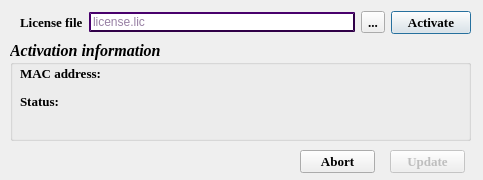
Above: alone_authorization.ui from JonahY/AE_GUI before the change. Below: the same form after it.
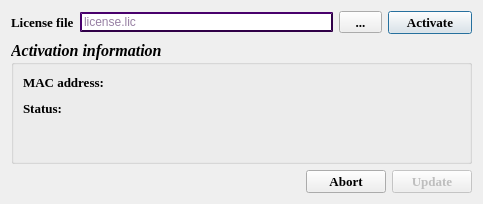
That is the form after the change. Icons and pictures are not drawn.

What changed in the file:
```diff
--- a/alone_authorization.ui
+++ b/alone_authorization.ui
@@ -7,9 +7,15 @@
     <x>0</x>
     <y>0</y>
     <width>483</width>
-    <height>180</height>
+    <height>204</height>
    </rect>
   </property>
+  <property name="minimumSize">
+   <size>
+    <width>483</width>
+    <height>204</height>
+   </size>
+  </property>
   <property name="windowTitle">
    <string>Check for license</string>
   </property>
@@ -22,15 +28,85 @@
 #mac {background-color: transparent;border:none;border-style:outset;color: rgb(48, 0, 72);font: 75 10pt &quot;Verdana&quot;;}
 #activate_status {background-color: transparent;border:none;border-style:outset;color: rgb(255, 0, 0);font: 75 10pt &quot;Verdana&quot;;}</string>
   </property>
+  <layout class="QGridLayout" name="gridLayout_2">
+   <item row="0" column="0">
+    <layout class="QVBoxLayout" name="verticalLayout" stretch="1,4,1">
+     <item>
+      <layout class="QHBoxLayout" name="horizontalLayout_2" stretch="1,6,1,2">
+       <item>
+        <widget class="QLabel" name="label">
+         <property name="sizePolicy">
+          <sizepolicy hsizetype="Expanding" vsizetype="Expanding">
+           <horstretch>0</horstretch>
+           <verstretch>0</verstretch>
+          </sizepolicy>
+         </property>
+         <property name="font">
+          <font>
+           <family>Times New Roman</family>
+           <pointsize>10</pointsize>
+           <weight>75</weight>
+           <bold>true</bold>
+          </font>
+         </property>
+         <property name="text">
+          <string>License file</string>
+         </property>
+        </widget>
+       </item>
+       <item>
+        <widget class="QLineEdit" name="license_file">
+         <property name="placeholderText">
+          <string>license.lic</string>
+         </property>
+        </widget>
+       </item>
+       <item>
+        <widget class="QToolButton" name="show_license">
+         <property name="sizePolicy">
+          <sizepolicy hsizetype="Expanding" vsizetype="Fixed">
+           <horstretch>0</horstretch>
+           <verstretch>0</verstretch>
+          </sizepolicy>
+         </property>
+         <property name="font">
+          <font>
+           <family>Times New Roman</family>
+           <pointsize>10</pointsize>
+           <weight>75</weight>
+           <bold>true</bold>
+          </font>
+         </property>
+         <property name="text">
+          <string>...</string>
+         </property>
+        </widget>
+       </item>
+       <item>
+        <widget class="QPushButton" name="activate">
+         <property name="sizePolicy">
+          <sizepolicy hsizetype="Expanding" vsizetype="Fixed">
+           <horstretch>0</horstretch>
+           <verstretch>0</verstretch>
+          </sizepolicy>
+         </property>
+         <property name="font">
+          <font>
+           <family>Times New Roman</family>
+           <pointsize>10</pointsize>
+           <weight>75</weight>
+           <bold>true</bold>
+          </font>
+         </property>
+         <property name="text">
+          <string>Activate</string>
+         </property>
+        </widget>
+       </item>
+      </layout>
+     </item>
+     <item>
   <widget class="QGroupBox" name="groupBox">
-   <property name="geometry">
-    <rect>
-     <x>10</x>
-     <y>40</y>
-     <width>461</width>
-     <height>101</height>
-    </rect>
-   </property>
    <property name="font">
     <font>
      <family>Times New Roman</family>
@@ -43,18 +119,19 @@
    <property name="title">
     <string>Activation information</string>
    </property>
-   <widget class="QWidget" name="layoutWidget">
-    <property name="geometry">
-     <rect>
-      <x>10</x>
-      <y>20</y>
-      <width>241</width>
-      <height>27</height>
-     </rect>
-    </property>
-    <layout class="QHBoxLayout" name="horizontalLayout">
+       <layout class="QGridLayout" name="gridLayout_3">
+        <item row="0" column="0">
+         <layout class="QVBoxLayout" name="verticalLayout_2">
+          <item>
+           <layout class="QHBoxLayout" name="horizontalLayout" stretch="3,10">
      <item>
       <widget class="QLabel" name="label_2">
+              <property name="sizePolicy">
+               <sizepolicy hsizetype="Expanding" vsizetype="Expanding">
+                <horstretch>0</horstretch>
+                <verstretch>0</verstretch>
+               </sizepolicy>
+              </property>
        <property name="font">
         <font>
          <family>Times New Roman</family>
@@ -70,25 +147,29 @@
      </item>
      <item>
       <widget class="QLineEdit" name="mac">
+              <property name="sizePolicy">
+               <sizepolicy hsizetype="Expanding" vsizetype="Expanding">
+                <horstretch>0</horstretch>
+                <verstretch>0</verstretch>
+               </sizepolicy>
+              </property>
        <property name="readOnly">
         <bool>true</bool>
        </property>
       </widget>
      </item>
     </layout>
-   </widget>
-   <widget class="QWidget" name="layoutWidget_2">
-    <property name="geometry">
-     <rect>
-      <x>10</x>
-      <y>50</y>
-      <width>441</width>
-      <height>51</height>
-     </rect>
-    </property>
-    <layout class="QGridLayout" name="gridLayout">
+          </item>
+          <item>
+           <layout class="QGridLayout" name="gridLayout" columnstretch="1,7">
      <item row="0" column="0">
       <widget class="QLabel" name="label_3">
+              <property name="sizePolicy">
+               <sizepolicy hsizetype="Expanding" vsizetype="Preferred">
+                <horstretch>0</horstretch>
+                <verstretch>0</verstretch>
+               </sizepolicy>
+              </property>
        <property name="font">
         <font>
          <family>Times New Roman</family>
@@ -107,60 +188,58 @@
        <property name="readOnly">
         <bool>true</bool>
        </property>
+              <property name="html">
+               <string>&lt;!DOCTYPE HTML PUBLIC &quot;-//W3C//DTD HTML 4.0//EN&quot; &quot;http://www.w3.org/TR/REC-html40/strict.dtd&quot;&gt;
+&lt;html&gt;&lt;head&gt;&lt;meta name=&quot;qrichtext&quot; content=&quot;1&quot; /&gt;&lt;style type=&quot;text/css&quot;&gt;
+p, li { white-space: pre-wrap; }
+&lt;/style&gt;&lt;/head&gt;&lt;body style=&quot; font-family:'Verdana'; font-size:10pt; font-weight:72; font-style:normal;&quot;&gt;
+&lt;p style=&quot;-qt-paragraph-type:empty; margin-top:0px; margin-bottom:0px; margin-left:0px; margin-right:0px; -qt-block-indent:0; text-indent:0px;&quot;&gt;&lt;br /&gt;&lt;/p&gt;&lt;/body&gt;&lt;/html&gt;</string>
+              </property>
       </widget>
      </item>
     </layout>
-   </widget>
-  </widget>
-  <widget class="QWidget" name="layoutWidget_3">
-   <property name="geometry">
-    <rect>
-     <x>20</x>
-     <y>10</y>
-     <width>451</width>
-     <height>25</height>
-    </rect>
-   </property>
-   <layout class="QHBoxLayout" name="horizontalLayout_2">
+          </item>
+         </layout>
+        </item>
+       </layout>
+      </widget>
+     </item>
     <item>
-     <widget class="QLabel" name="label">
-      <property name="font">
-       <font>
-        <family>Times New Roman</family>
-        <pointsize>10</pointsize>
-        <weight>75</weight>
-        <bold>true</bold>
-       </font>
-      </property>
-      <property name="text">
-       <string>License file</string>
-      </property>
-     </widget>
+      <layout class="QHBoxLayout" name="horizontalLayout_3" stretch="2,2,1,1">
+       <item>
+        <spacer name="horizontalSpacer">
+         <property name="orientation">
+          <enum>Qt::Horizontal</enum>
+         </property>
+         <property name="sizeHint" stdset="0">
+          <size>
+           <width>40</width>
+           <height>20</height>
+          </size>
+         </property>
+        </spacer>
     </item>
     <item>
-     <widget class="QLineEdit" name="license_file">
-      <property name="placeholderText">
-       <string>license.lic</string>
-      </property>
-     </widget>
-    </item>
-    <item>
-     <widget class="QToolButton" name="show_license">
-      <property name="font">
-       <font>
-        <family>Times New Roman</family>
-        <pointsize>10</pointsize>
-        <weight>75</weight>
-        <bold>true</bold>
-       </font>
-      </property>
-      <property name="text">
-       <string>...</string>
-      </property>
-     </widget>
+        <spacer name="horizontalSpacer_2">
+         <property name="orientation">
+          <enum>Qt::Horizontal</enum>
+         </property>
+         <property name="sizeHint" stdset="0">
+          <size>
+           <width>40</width>
+           <height>20</height>
+          </size>
+         </property>
+        </spacer>
     </item>
     <item>
-     <widget class="QPushButton" name="activate">
+        <widget class="QPushButton" name="abort">
+         <property name="sizePolicy">
+          <sizepolicy hsizetype="Expanding" vsizetype="Fixed">
+           <horstretch>0</horstretch>
+           <verstretch>0</verstretch>
+          </sizepolicy>
+         </property>
       <property name="font">
        <font>
         <family>Times New Roman</family>
@@ -170,23 +249,20 @@
        </font>
       </property>
       <property name="text">
-       <string>Activate</string>
+          <string>Abort</string>
       </property>
      </widget>
     </item>
-   </layout>
-  </widget>
+       <item>
   <widget class="QPushButton" name="update">
    <property name="enabled">
     <bool>false</bool>
    </property>
-   <property name="geometry">
-    <rect>
-     <x>390</x>
-     <y>150</y>
-     <width>75</width>
-     <height>23</height>
-    </rect>
+         <property name="sizePolicy">
+          <sizepolicy hsizetype="Expanding" vsizetype="Fixed">
+           <horstretch>0</horstretch>
+           <verstretch>0</verstretch>
+          </sizepolicy>
    </property>
    <property name="font">
     <font>
@@ -200,28 +276,15 @@
     <string>Update</string>
    </property>
   </widget>
-  <widget class="QPushButton" name="abort">
-   <property name="geometry">
-    <rect>
-     <x>300</x>
-     <y>150</y>
-     <width>75</width>
-     <height>23</height>
-    </rect>
-   </property>
-   <property name="font">
-    <font>
-     <family>Times New Roman</family>
-     <pointsize>10</pointsize>
-     <weight>75</weight>
-     <bold>true</bold>
-    </font>
-   </property>
-   <property name="text">
-    <string>Abort</string>
-   </property>
-  </widget>
- </widget>
- <resources/>
+       </item>
+      </layout>
+     </item>
+    </layout>
+   </item>
+  </layout>
+ </widget>
+ <resources>
+  <include location="resource.qrc"/>
+ </resources>
  <connections/>
 </ui>
```
Left out of the diff: 4 changed lines with no effect on the pictures. Lines whose indentation alone changed are shown as unchanged.
